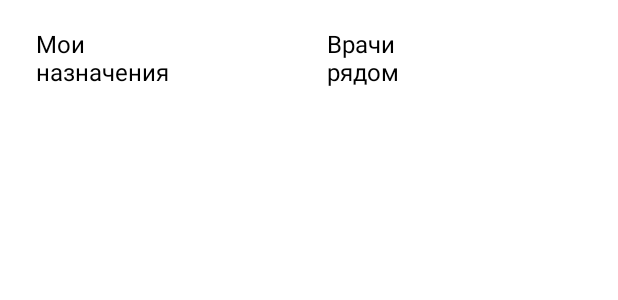
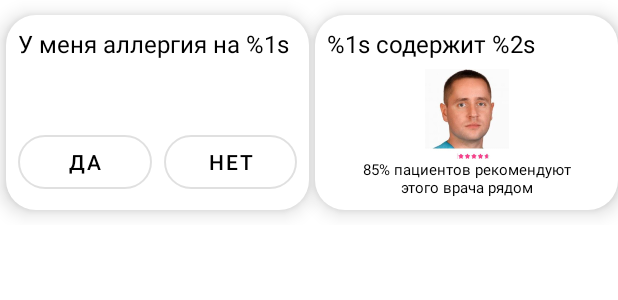
Before and after one commit to BelyakovLeonid/Appmed, an Android app: the layout alert_advice_block_item.xml on its own in the app's theme, with its tools: preview values and no code run, on a phone screen of 412 x 824 dp. Shown: the top 300 px of the screen. Run offline under Robolectric (Android 15) with nearby library versions, the phone set to English and light mode, and no system bars.

Commit message:
Верстка блока советов пользователю

```diff
--- a/app/src/main/java/com/github/belyakovleonid/appmed/home/presentstion/components/advices/AdvicesComponent.kt
+++ b/app/src/main/java/com/github/belyakovleonid/appmed/home/presentstion/components/advices/AdvicesComponent.kt
@@ -1,6 +1,7 @@
 package com.github.belyakovleonid.appmed.home.presentstion.components.advices
 
 import com.github.belyakovleonid.appmed.base.presentation.components.BaseComponent
+import com.github.belyakovleonid.appmed.home.presentstion.components.advices.model.AlertAdvicesUiModel
 import com.github.belyakovleonid.appmed.home.presentstion.components.advices.model.NormalAdvicesUiModel
 import javax.inject.Inject
 
@@ -9,6 +10,6 @@ class AdvicesComponent @Inject constructor(
 ) : BaseComponent() {
 
     override suspend fun onInitialize() {
-        setContent(NormalAdvicesUiModel())
+        setContent(AlertAdvicesUiModel("GTys"))
     }
 }
--- a/app/src/main/java/com/github/belyakovleonid/appmed/home/presentstion/components/advices/adapter/AlertAdvicesAD.kt
+++ b/app/src/main/java/com/github/belyakovleonid/appmed/home/presentstion/components/advices/adapter/AlertAdvicesAD.kt
@@ -1,9 +1,10 @@
 package com.github.belyakovleonid.appmed.home.presentstion.components.advices.adapter
 
 import com.github.belyakovleonid.appmed.R
+import com.github.belyakovleonid.appmed.home.presentstion.components.advices.model.AlertAdvicesUiModel
 import com.github.belyakovleonid.appmed.home.presentstion.components.advices.model.NormalAdvicesUiModel
 import com.hannesdorfmann.adapterdelegates4.dsl.adapterDelegate
 
-fun alertAdvicesAD() = adapterDelegate<NormalAdvicesUiModel, Any>(
+fun alertAdvicesAD() = adapterDelegate<AlertAdvicesUiModel, Any>(
     R.layout.alert_advice_block_item
 ){}
--- /dev/null
+++ b/app/src/main/res/drawable/rounded_gray_bg.xml
@@ -0,0 +1,6 @@
+<?xml version="1.0" encoding="utf-8"?>
+<shape xmlns:android="http://schemas.android.com/apk/res/android"
+    android:shape="rectangle">
+    <corners android:radius="40dp" />
+    <solid android:color="@color/gray" />
+</shape>
--- a/app/src/main/res/layout/alert_advice_block_item.xml
+++ b/app/src/main/res/layout/alert_advice_block_item.xml
@@ -1,47 +1,107 @@
 <?xml version="1.0" encoding="utf-8"?>
-<androidx.constraintlayout.widget.ConstraintLayout
+<LinearLayout
     xmlns:android="http://schemas.android.com/apk/res/android"
     xmlns:app="http://schemas.android.com/apk/res-auto"
     xmlns:tools="http://schemas.android.com/tools"
     android:layout_width="match_parent"
     android:layout_height="@dimen/base_advice_height"
-    android:elevation="@dimen/base_elevation"
-    android:paddingHorizontal="16dp"
+    android:clipChildren="false"
+    android:clipToPadding="false"
+    android:orientation="horizontal"
     android:paddingVertical="10dp">
 
-    <TextView
-        android:id="@+id/personal_item"
-        style="@style/HeaderText"
+    <androidx.constraintlayout.widget.ConstraintLayout
+        android:id="@+id/alert_item"
         android:layout_width="0px"
-        android:layout_height="0px"
-        android:layout_marginEnd="4dp"
+        android:layout_height="match_parent"
+        android:layout_marginStart="4dp"
+        android:layout_weight="1"
         android:background="@drawable/button_ripple"
+        android:clickable="true"
+        android:elevation="@dimen/base_elevation"
         android:padding="8dp"
-        android:text="@string/my_directions"
-        app:layout_constraintBottom_toBottomOf="parent"
-        app:layout_constraintEnd_toStartOf="@id/doctors_item"
-        app:layout_constraintStart_toStartOf="parent"
-        app:layout_constraintTop_toTopOf="parent" />
-
-    <FrameLayout
-        android:id="@+id/doctors_item"
-        android:layout_width="0px"
-        android:layout_height="0px"
-        android:layout_marginStart="4dp"
         app:layout_constraintBottom_toBottomOf="parent"
         app:layout_constraintEnd_toEndOf="parent"
         app:layout_constraintStart_toEndOf="@id/personal_item"
         app:layout_constraintTop_toTopOf="parent">
 
         <TextView
-            android:id="@+id/title"
+            android:id="@+id/alert_title"
             style="@style/HeaderText"
             android:layout_width="wrap_content"
             android:layout_height="wrap_content"
-            android:layout_gravity="left|top"
-            android:layout_margin="8dp"
-            android:background="@drawable/button_ripple"
-            android:text="@string/doctors_nearby"
+            android:text="@string/alert_title"
+            app:layout_constraintStart_toStartOf="parent"
+            app:layout_constraintTop_toTopOf="parent"
             tools:ignore="RtlHardcoded" />
-    </FrameLayout>
-</androidx.constraintlayout.widget.ConstraintLayout>
+
+        <com.google.android.material.button.MaterialButton
+            android:id="@+id/button_yes"
+            style="@style/MyButton"
+            android:layout_width="0px"
+            android:layout_height="wrap_content"
+            android:text="@string/yes"
+            app:layout_constraintHorizontal_chainStyle="packed"
+            android:layout_marginEnd="8dp"
+            app:layout_constraintBottom_toBottomOf="parent"
+            app:layout_constraintEnd_toStartOf="@id/button_no"
+            app:layout_constraintStart_toStartOf="parent" />
+
+        <com.google.android.material.button.MaterialButton
+            android:id="@+id/button_no"
+            style="@style/MyButton"
+            android:layout_width="0px"
+            android:layout_height="wrap_content"
+            android:text="@string/no"
+            app:layout_constraintBottom_toBottomOf="parent"
+            app:layout_constraintEnd_toEndOf="parent"
+            app:layout_constraintStart_toEndOf="@id/button_yes" />
+    </androidx.constraintlayout.widget.ConstraintLayout>
+
+    <androidx.constraintlayout.widget.ConstraintLayout
+        android:id="@+id/doctors_item"
+        android:layout_width="0px"
+        android:layout_height="match_parent"
+        android:layout_marginStart="4dp"
+        android:layout_weight="1"
+        android:background="@drawable/button_ripple"
+        android:clickable="true"
+        android:elevation="@dimen/base_elevation"
+        android:padding="8dp"
+        app:layout_constraintBottom_toBottomOf="parent"
+        app:layout_constraintEnd_toEndOf="parent"
+        app:layout_constraintStart_toEndOf="@id/personal_item"
+        app:layout_constraintTop_toTopOf="parent">
+
+        <TextView
+            android:id="@+id/doctors_title"
+            style="@style/HeaderText"
+            android:layout_width="wrap_content"
+            android:layout_height="wrap_content"
+            android:text="@string/alert_drug_title"
+            app:layout_constraintStart_toStartOf="parent"
+            app:layout_constraintTop_toTopOf="parent"
+            tools:ignore="RtlHardcoded" />
+
+        <ImageView
+            android:id="@+id/doctor_image"
+            android:layout_width="60dp"
+            android:layout_height="60dp"
+            android:src="@drawable/image_doctor"
+            app:layout_constraintBottom_toTopOf="@id/doctor_title"
+            app:layout_constraintEnd_toEndOf="parent"
+            app:layout_constraintStart_toStartOf="parent" />
+
+        <TextView
+            android:id="@+id/doctor_title"
+            style="@style/SubtitleText"
+            android:layout_width="0px"
+            android:layout_height="wrap_content"
+            android:text="@string/doctors_name"
+            android:textAlignment="center"
+            app:layout_constraintBottom_toBottomOf="parent"
+            app:layout_constraintEnd_toEndOf="parent"
+            app:layout_constraintStart_toStartOf="parent"
+            tools:ignore="RtlHardcoded" />
+    </androidx.constraintlayout.widget.ConstraintLayout>
+</LinearLayout>
--- a/app/src/main/res/values/colors.xml
+++ b/app/src/main/res/values/colors.xml
@@ -7,5 +7,6 @@
     <color name="teal_700">#FF018786</color>
     <color name="black">#FF000000</color>
     <color name="white">#FFFFFFFF</color>
+    <color name="gray">#EEEEEE</color>
     <color name="ripple_active">#F3F3F3</color>
 </resources>
--- a/app/src/main/res/values/strings.xml
+++ b/app/src/main/res/values/strings.xml
@@ -6,4 +6,9 @@
     <string name="meds_by_recipe">Препарат\nпо рецепту</string>
     <string name="help_in_search">Помощь\nв подборе</string>
     <string name="drugstore">Аптеки</string>
+
+    <string name="alert_title">У меня аллергия на %1s</string>
+    <string name="alert_drug_title">%1s содержит %2s</string>
+    <string name="yes">Да</string>
+    <string name="no">Нет</string>
 </resources>
--- a/app/src/main/res/values/themes.xml
+++ b/app/src/main/res/values/themes.xml
@@ -22,4 +22,19 @@
         <item name="android:textSize">10sp</item>
         <item name="android:textColor">@color/black</item>
     </style>
+
+    <style name="MyButton" parent="Widget.MaterialComponents.Button.OutlinedButton">
+        <item name="android:textColor">@color/black</item>
+        <item name="android:minWidth">0dp</item>
+        <item name="rippleColor">@color/ripple_active</item>
+        <item name="shapeAppearanceOverlay">@style/MyShapeAppearance</item>
+    </style>
+
+    <style name="MyShapeAppearance">
+        <item name="cornerFamilyTopLeft">rounded</item>
+        <item name="cornerFamilyBottomLeft">rounded</item>
+        <item name="cornerFamilyTopRight">rounded</item>
+        <item name="cornerFamilyBottomRight">rounded</item>
+        <item name="cornerSize">40dp</item>
+    </style>
 </resources>
```
Also changed, not shown: app/src/main/res/layout/advertisments_block_item.xml (added, +7 -0 lines), app/src/main/res/layout/normal_advice_block_item.xml (+12 -14 lines), app/src/main/res/layout/search_item.xml (+45 -2 lines).
